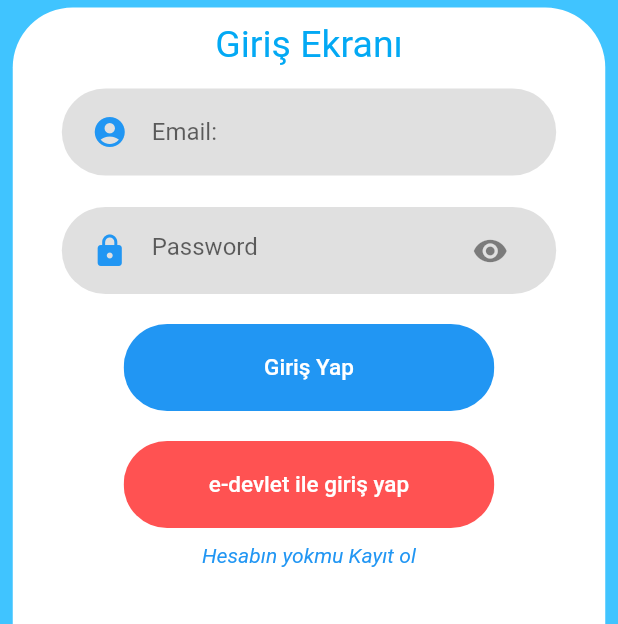
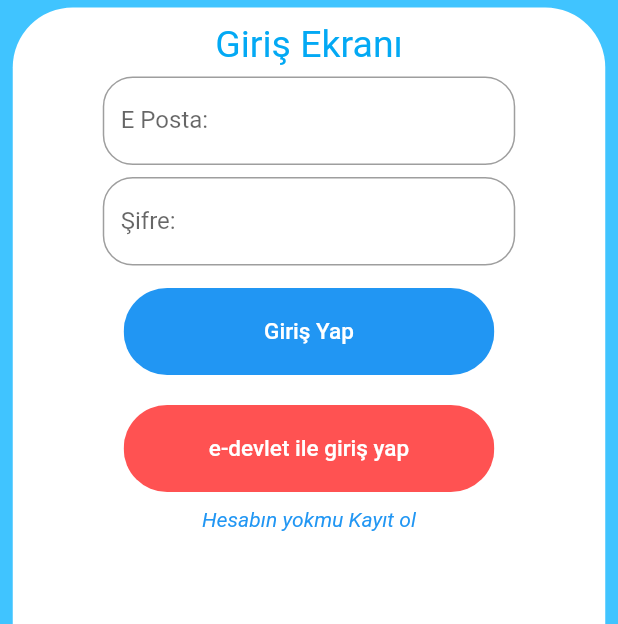
Before and after one commit to muhammedyildizbas/teknofest_recetem_online, a Flutter app: the HastaLogin screen opened directly, on a phone screen of 412 x 824 dp, the part 612-1236 px from its top. Run offline on Flutter 3.47's test engine with Material 2 defaults, Android fonts, the phone set to English and light mode, and no system bars; our stand-ins replace cloud_firestore, firebase_auth, firebase_core, random_string, video_player; accounts and stored records are empty.

Commit message:
hasta login

```diff
--- a/lib/Screens/profilScreen/hastaLogin.dart
+++ b/lib/Screens/profilScreen/hastaLogin.dart
@@ -1,3 +1,4 @@
+import 'package:firebase_auth/firebase_auth.dart';
 import 'package:flutter/material.dart';
 import 'package:login_register/Screens/ilacEkranlari/ilaciReceteyeEkle.dart';
 import 'package:login_register/Screens/profilScreen/components/rounded_button.dart';
@@ -5,6 +6,7 @@ import 'package:login_register/Screens/profilScreen/components/rounded_input_fie
 import 'package:login_register/Screens/profilScreen/components/rounded_password_field.dart';
 import 'package:login_register/Screens/profilScreen/hastaProfil.dart';
 import 'package:login_register/Screens/profilScreen/hastaRegister.dart';
+import 'package:login_register/Screens/receteGosterme/receteGostermeScreen.dart';
 
 class HastaLogin extends StatefulWidget {
 
@@ -13,6 +15,9 @@ class HastaLogin extends StatefulWidget {
 }
 
 class _HastaLoginState extends State<HastaLogin> {
+
+  TextEditingController eMail = TextEditingController();
+  TextEditingController password = TextEditingController();
   @override
   Widget build(BuildContext context) {
     return Scaffold(
@@ -51,24 +56,36 @@ class _HastaLoginState extends State<HastaLogin> {
                           SizedBox(height:10),
                           Text("Giriş Ekranı", style: TextStyle(color:Colors.lightBlue,fontSize: 25),),
                           SizedBox(height:5),
-                        RoundedInputField(
-                      icon: Icons.account_circle_sharp,
+                          Padding(
+                            padding: const EdgeInsets.fromLTRB(60,2,60,5),
+                            child: TextField(
+                              textAlign: TextAlign.center,
+                              decoration: InputDecoration(
+                                border: OutlineInputBorder(borderRadius: BorderRadius.circular(20.0)),
 
-                              hintText: "Email:",
-                              onChanged: (value) {},
+                                labelText: 'E Posta:', ),
+                              controller: eMail,
+                            ),
                           ),
                           SizedBox(height:1),
-                        RoundedPasswordField(
+                          Padding(
+                            padding: const EdgeInsets.fromLTRB(60,2,60,5),
+                            child: TextField(
+                              textAlign: TextAlign.center,
+                              decoration: InputDecoration(
+                                border: OutlineInputBorder(borderRadius: BorderRadius.circular(20.0)),
+
+                                labelText: 'Şifre:', ),
+                              controller: password,
+                            ),
+                          ),
 
 
-
-                          onChanged: (value) {},
-                        ),
                           RoundedButton(
 
                             text: "Giriş Yap",
                             color: Colors.blue,
-                          press: () {doktorgirisYap();},
+                            press: () {girisYap();},
                           ),
                           RoundedButton(
 
@@ -96,8 +113,15 @@ class _HastaLoginState extends State<HastaLogin> {
 
     );
   }
-  girisYap(){
-    Navigator.push(context,MaterialPageRoute(builder: (context)=>HastaProfil()),);
+  Future<void> girisYap() async{
+    await FirebaseAuth.instance.signInWithEmailAndPassword(email: eMail.text, password: password.text).then((kullanici){
+      Navigator.push(
+        context,
+        MaterialPageRoute(builder: (context)=>HastaProfil(),),
+      );
+
+    }).whenComplete(() => print("Giriş Yapıldı"));
+
   }
   doktorgirisYap(){
     Navigator.push(context,MaterialPageRoute(builder: (context)=>ilaciReceteyeEkle()),);
--- a/lib/main.dart
+++ b/lib/main.dart
@@ -31,7 +31,7 @@ class MyApp extends StatelessWidget {
 
       home:Scaffold(
 
-        body: HastaProfil(),
+        body: Home(),
       ),
     );
   }
```
Also changed, not shown: 2 other files. Lines whose indentation alone changed are shown as unchanged.
